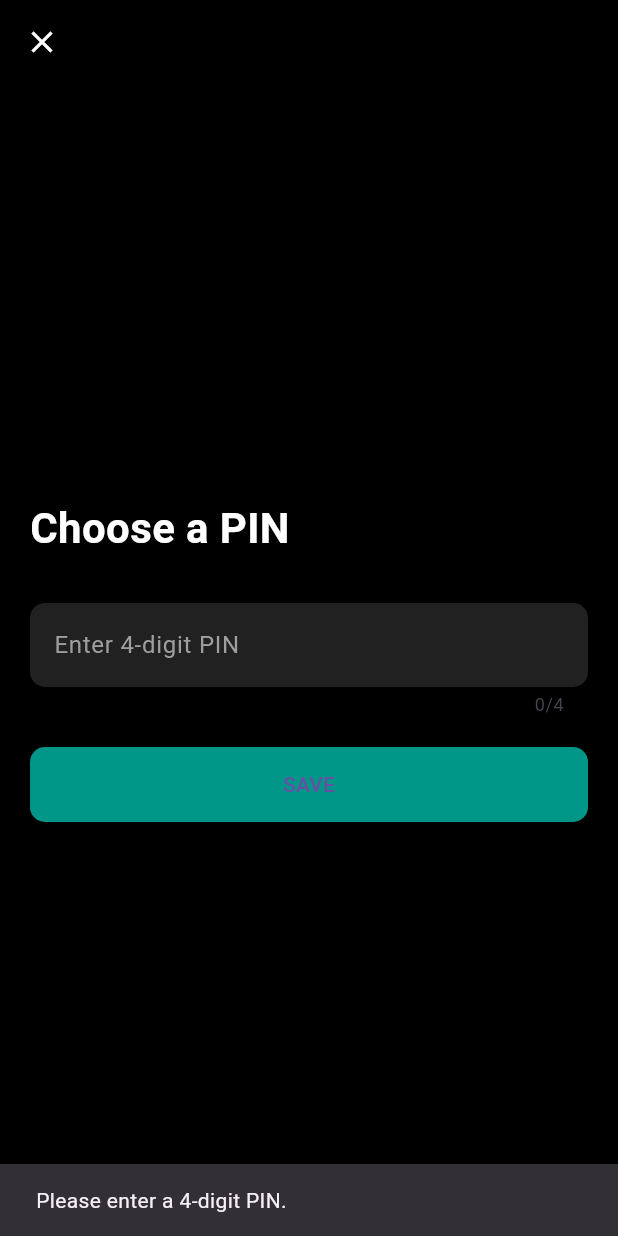
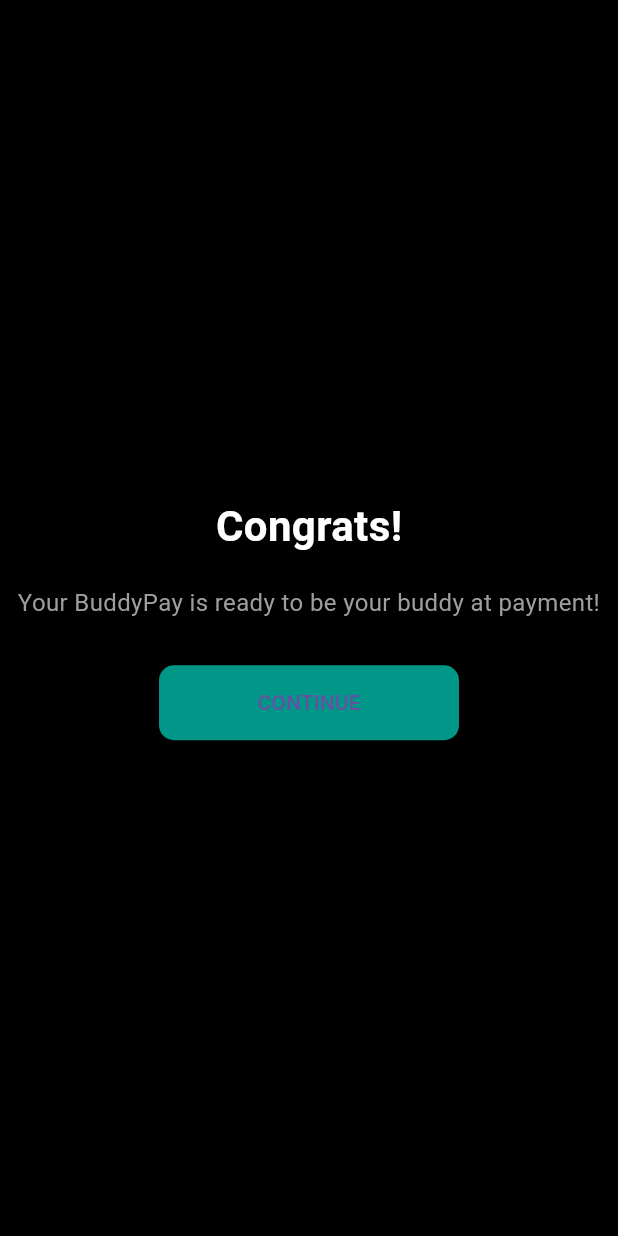
Before and after one commit to Bhetwalayush/Digital-Wallet-App-BuddyPay, a Flutter app: the ChoosePinView screen opened directly with empty values, after a tap on "SAVE", on a phone screen of 412 x 824 dp. Run offline on Flutter 3.47's test engine with Material 3 defaults, Android fonts, the phone set to English and light mode, and no system bars.

Commit message:
acounted_created_page

```diff
--- /dev/null
+++ b/buddypay_digital_wallet/lib/view/account_created_view.dart
@@ -0,0 +1,50 @@
+import 'package:flutter/material.dart';
+
+class CongratsView extends StatelessWidget {
+  const CongratsView({Key? key}) : super(key: key);
+
+  @override
+  Widget build(BuildContext context) {
+    return Scaffold(
+      backgroundColor: Colors.black,
+      body: Center(
+        child: Column(
+          mainAxisAlignment: MainAxisAlignment.center,
+          children: [
+            const Text(
+              'Congrats!',
+              style: TextStyle(
+                fontSize: 28,
+                fontWeight: FontWeight.bold,
+                color: Colors.white,
+              ),
+            ),
+            const SizedBox(height: 20),
+            const Text(
+              'Your BuddyPay is ready to be your buddy at payment!',
+              textAlign: TextAlign.center,
+              style: TextStyle(
+                fontSize: 16,
+                color: Colors.grey,
+              ),
+            ),
+            const SizedBox(height: 30),
+            ElevatedButton(
+              onPressed: () {
+                Navigator.popUntil(context, (route) => route.isFirst); // Navigate to the main screen
+              },
+              style: ElevatedButton.styleFrom(
+                backgroundColor: Colors.teal,
+                minimumSize: const Size(200, 50),
+                shape: RoundedRectangleBorder(
+                  borderRadius: BorderRadius.circular(10.0),
+                ),
+              ),
+              child: const Text('CONTINUE'),
+            ),
+          ],
+        ),
+      ),
+    );
+  }
+}
--- a/buddypay_digital_wallet/lib/view/choosepin_view.dart
+++ b/buddypay_digital_wallet/lib/view/choosepin_view.dart
@@ -1,3 +1,4 @@
+import 'package:buddypay_digital_wallet/view/account_created_view.dart';
 import 'package:flutter/material.dart';
 import '../viewmodels/signup_viewmodel.dart';
 
@@ -17,7 +18,9 @@
   void _navigateBackToSignup() {
     Navigator.pop(context);
   }
+  void _congratspage(){
 
+  }
   // Method to save PIN and send data to the database
   void _saveAndCompleteSignup() async {
     if (_pinController.text.trim().length != 4) {
@@ -26,7 +29,7 @@
           content: Text("Please enter a 4-digit PIN."),
         ),
       );
-      return;
+      return ;
     }
 
     // Save PIN in the ViewModel
@@ -92,7 +95,13 @@
             ),
             const SizedBox(height: 20),
             ElevatedButton(
-              onPressed: _saveAndCompleteSignup, // Save PIN and complete signup
+              // onPressed: _saveAndCompleteSignup, // Save PIN and complete signup
+              onPressed: () {
+                    Navigator.push(
+                      context,
+                      MaterialPageRoute(builder: (context) => const CongratsView()),
+                    );
+                  },
               style: ElevatedButton.styleFrom(
                 backgroundColor: Colors.teal,
                 minimumSize: const Size(double.infinity, 50),
```
